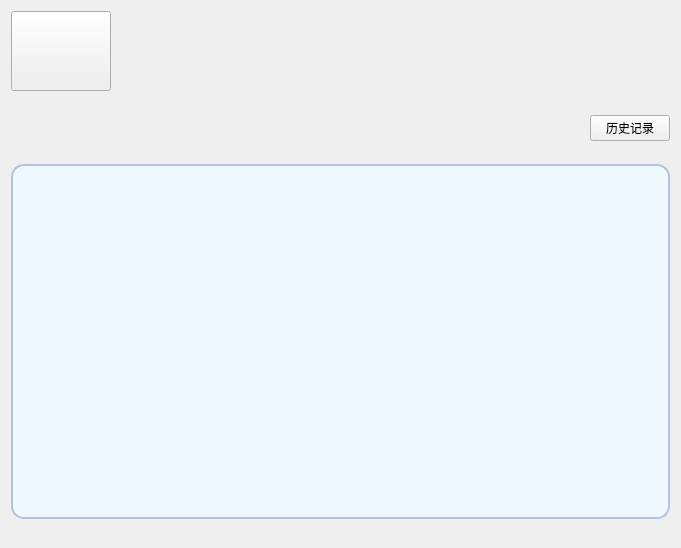
Old version of the form PEIS_Client/checkuprecord.ui in the repository ooohhhj/PEIS.
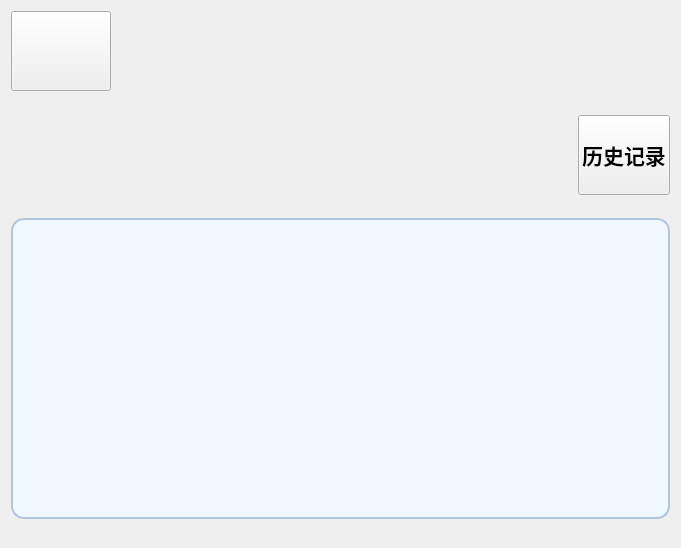
New version of the form. Icons and pictures are not drawn.

Diff of the .ui file:
```diff
--- a/PEIS_Client/checkuprecord.ui
+++ b/PEIS_Client/checkuprecord.ui
@@ -102,7 +102,27 @@
           </spacer>
          </item>
          <item>
-          <widget class="QPushButton" name="pushButton_2">
+          <widget class="QPushButton" name="historyRecordBtn">
+           <property name="minimumSize">
+            <size>
+             <width>0</width>
+             <height>80</height>
+            </size>
+           </property>
+           <property name="maximumSize">
+            <size>
+             <width>16777215</width>
+             <height>80</height>
+            </size>
+           </property>
+           <property name="font">
+            <font>
+             <family>Agency FB</family>
+             <pointsize>16</pointsize>
+             <weight>75</weight>
+             <bold>true</bold>
+            </font>
+           </property>
            <property name="text">
             <string>历史记录</string>
            </property>
```
